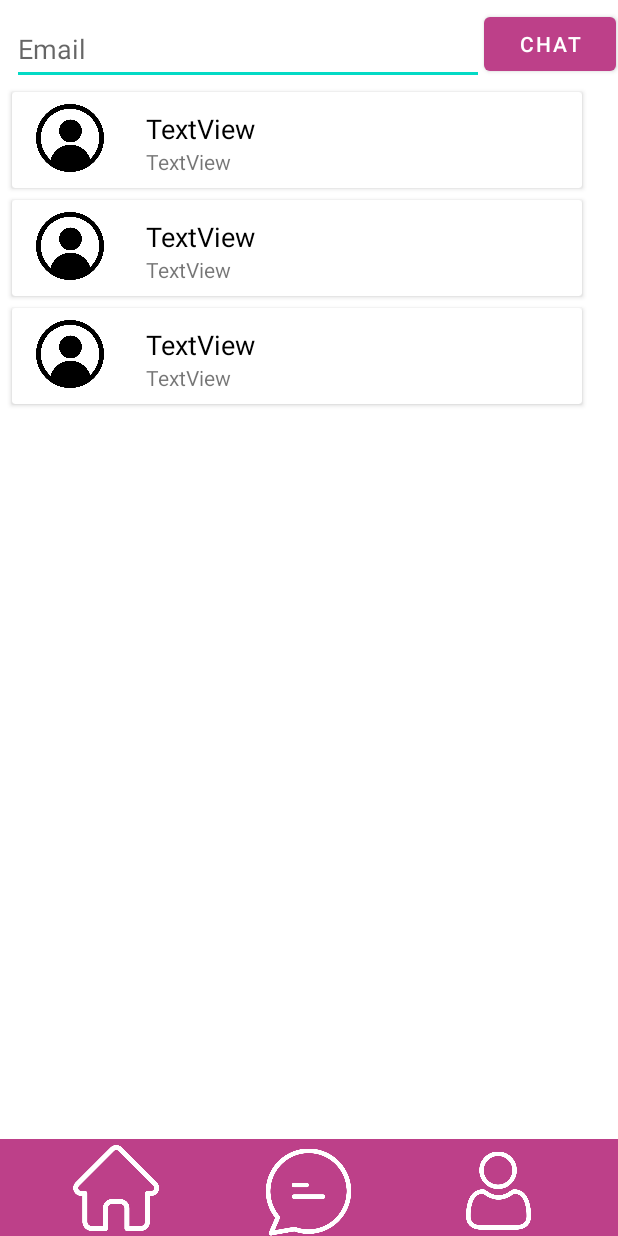
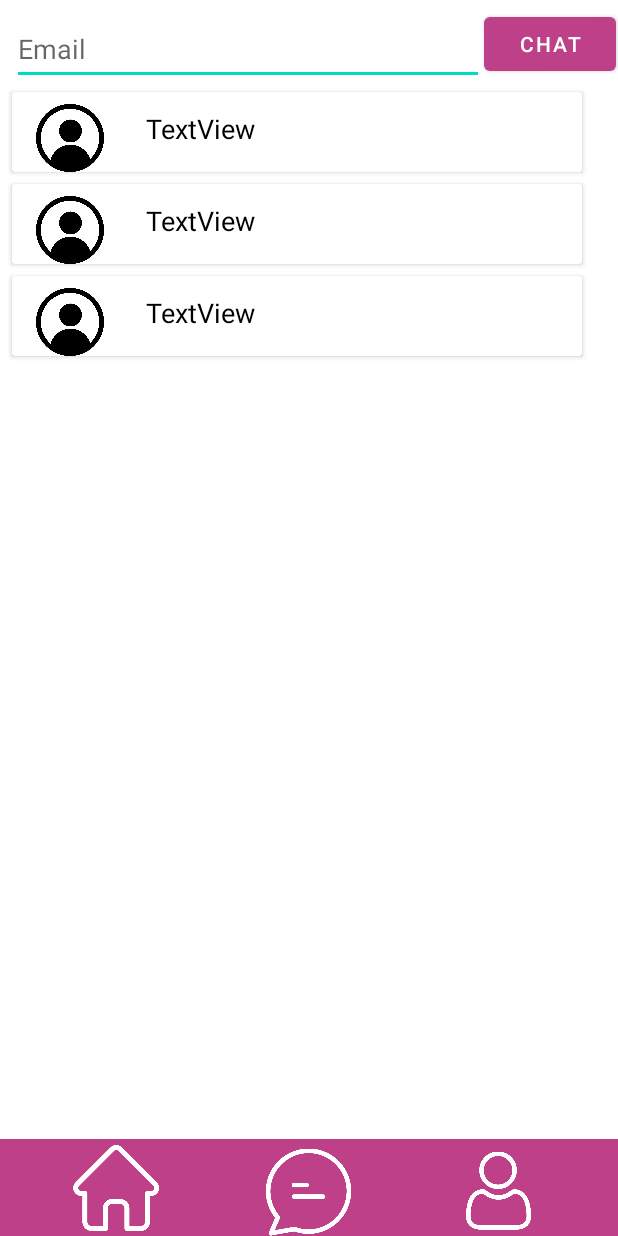
Before and after one commit to aliperbol/AfroditUS, an Android app: the layout activity_list_of_chats.xml on its own in the app's theme, with its tools: preview values and no code run, on a phone screen of 412 x 824 dp. Run offline under Robolectric (Android 15) with nearby library versions, the phone set to English and light mode, and no system bars.

Commit message:
se quitan los text view de chat

```diff
--- a/app/src/main/res/layout/item_chat.xml
+++ b/app/src/main/res/layout/item_chat.xml
@@ -35,18 +35,6 @@
                 app:layout_constraintStart_toEndOf="@+id/imgFoto"
                 app:layout_constraintTop_toTopOf="parent" />
 
-            <TextView
-                android:id="@+id/usersTextView"
-                android:layout_width="wrap_content"
-                android:layout_height="wrap_content"
-                android:layout_marginStart="28dp"
-                android:layout_marginBottom="8dp"
-                android:text="TextView"
-                app:layout_constraintBottom_toBottomOf="parent"
-                app:layout_constraintStart_toEndOf="@+id/imgFoto"
-                app:layout_constraintTop_toBottomOf="@+id/chatNameText"
-                app:layout_constraintVertical_bias="0.0" />
-
             <ImageView
                 android:id="@+id/imgFoto"
                 android:layout_width="45dp"
```
